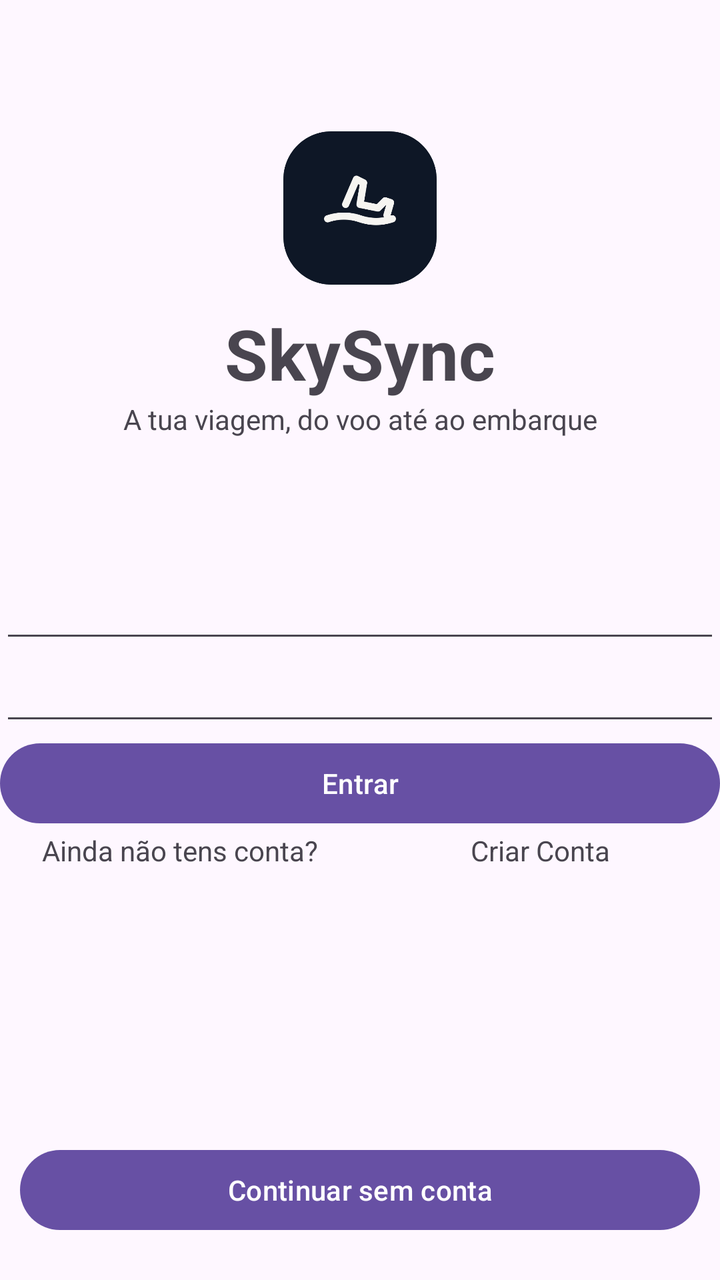
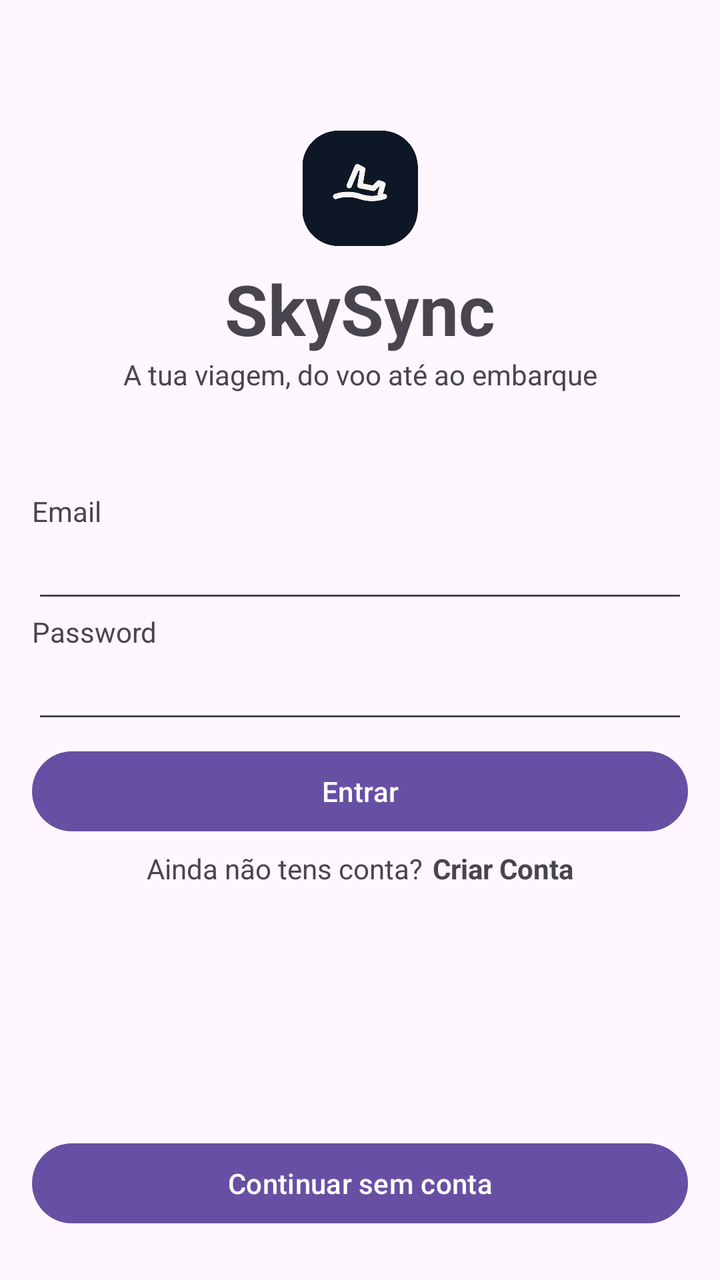

An Android layout rendered at two revisions. The XML below is the earlier revision; the diff shows what the commit changed to produce the second picture.
<!-- AndroidManifest.xml: application theme Theme.SkySkync_Mobile -->
<!-- res/layout/activity_login.xml -->
<?xml version="1.0" encoding="utf-8"?>
<LinearLayout
    xmlns:android="http://schemas.android.com/apk/res/android"
    xmlns:app="http://schemas.android.com/apk/res-auto"
    xmlns:tools="http://schemas.android.com/tools"
    android:id="@+id/main"
    android:layout_width="match_parent"
    android:layout_height="match_parent"
    android:orientation="vertical"
    tools:context=".LoginActivity">

    <View
        android:layout_width="match_parent"
        android:layout_height="0dp"
        android:layout_weight="6" />

    <ImageView
        android:id="@+id/logoSkysync"
        android:layout_width="match_parent"
        android:layout_height="0dp"
        android:layout_weight="7"
        app:srcCompat="@drawable/logo_skysync" />

    <View
        android:layout_width="match_parent"
        android:layout_height="0dp"
        android:layout_weight="1" />

    <TextView
        android:id="@+id/tv_skysync"
        android:layout_width="match_parent"
        android:layout_height="wrap_content"
        android:textSize="35sp"
        android:textAlignment="center"
        android:textStyle="bold"
        android:text="@string/tv_SkySync" />

    <TextView
        android:id="@+id/tv_boasVindas"
        android:layout_width="match_parent"
        android:layout_height="wrap_content"
        android:textAlignment="center"
        android:textSize="14sp"
        android:text="@string/tv_boasVindas" />

    <View
        android:layout_width="match_parent"
        android:layout_height="0dp"
        android:layout_weight="6" />

    <EditText
        android:id="@+id/et_email"
        android:layout_width="match_parent"
        android:layout_height="wrap_content"
        android:ems="10"
        android:inputType="textEmailAddress" />

    <EditText
        android:id="@+id/et_password"
        android:layout_width="match_parent"
        android:layout_height="wrap_content"
        android:ems="10"
        android:inputType="textPassword" />

    <Button
        android:id="@+id/btn_entrar"
        android:layout_width="match_parent"
        android:layout_height="wrap_content"
        android:text="@string/btn_Entrar" />

    <LinearLayout
        android:layout_width="match_parent"
        android:layout_height="wrap_content"
        android:orientation="horizontal" >

    <TextView
        android:id="@+id/tv_semConta"
        android:layout_width="0dp"
        android:layout_height="wrap_content"
        android:textAlignment="center"
        android:layout_weight="5"
        android:text="@string/tv_semConta" />

    <TextView
        android:id="@+id/tv_link"
        android:layout_width="0dp"
        android:layout_height="wrap_content"
        android:layout_weight="5"
        android:textAlignment="center"

        android:text="@string/tv_link" />

    </LinearLayout>

    <View
        android:layout_width="match_parent"
        android:layout_height="0dp"
        android:layout_weight="10" />

    <Button
        android:id="@+id/btn_entrarSemConta"
        android:layout_width="match_parent"
        android:layout_height="wrap_content"
        android:layout_margin="10"
        android:text="@string/btn_entrarSemConta" />
    <View
        android:layout_width="match_parent"
        android:layout_height="0dp"
        android:layout_weight="1" />
</LinearLayout>
<!-- resources referenced by this layout -->
<resources>
  <!-- drawable logo_skysync: png bitmap (drawable, 15025 bytes) -->
  <string name="btn_Entrar">Entrar</string>
  <string name="btn_entrarSemConta">Continuar sem conta</string>
  <string name="tv_SkySync">SkySync</string>
  <string name="tv_boasVindas">A tua viagem, do voo até ao embarque</string>
  <string name="tv_link">Criar Conta\n</string>
  <string name="tv_semConta">Ainda não tens conta?</string>
  <style name="Theme.SkySkync_Mobile" parent="Base.Theme.SkySkync_Mobile" />
  <style name="Base.Theme.SkySkync_Mobile" parent="Theme.Material3.DayNight.NoActionBar">
          
          
      </style>
</resources>

<!-- the commit's change to res/layout/activity_login.xml (unified diff, before → after) -->
@@ -7,6 +7,7 @@
     android:layout_width="match_parent"
     android:layout_height="match_parent"
     android:orientation="vertical"
+    android:padding="16sp"
     tools:context=".LoginActivity">
 
     <View
@@ -48,12 +49,24 @@
         android:layout_height="0dp"
         android:layout_weight="6" />
 
+    <TextView
+        android:id="@+id/tv_email"
+        android:layout_width="match_parent"
+        android:layout_height="wrap_content"
+        android:text="@string/tv_email" />
+
     <EditText
         android:id="@+id/et_email"
         android:layout_width="match_parent"
         android:layout_height="wrap_content"
         android:ems="10"
         android:inputType="textEmailAddress" />
+
+    <TextView
+        android:id="@+id/tv_password"
+        android:layout_width="match_parent"
+        android:layout_height="wrap_content"
+        android:text="@string/tv_password" />
 
     <EditText
         android:id="@+id/et_password"
@@ -66,42 +79,43 @@
         android:id="@+id/btn_entrar"
         android:layout_width="match_parent"
         android:layout_height="wrap_content"
+        android:layout_marginTop="5dp"
         android:text="@string/btn_Entrar" />
 
     <LinearLayout
         android:layout_width="match_parent"
         android:layout_height="wrap_content"
-        android:orientation="horizontal" >
+        android:orientation="horizontal"
+        android:layout_marginTop="5dp"
+        android:gravity="center">
+
 
     <TextView
         android:id="@+id/tv_semConta"
-        android:layout_width="0dp"
+        android:layout_width="wrap_content"
         android:layout_height="wrap_content"
-        android:textAlignment="center"
-        android:layout_weight="5"
         android:text="@string/tv_semConta" />
+
 
     <TextView
         android:id="@+id/tv_link"
-        android:layout_width="0dp"
+        android:layout_width="wrap_content"
         android:layout_height="wrap_content"
-        android:layout_weight="5"
-        android:textAlignment="center"
-
-        android:text="@string/tv_link" />
+        android:text="@string/tv_link"
+        android:textStyle="bold"
+        android:layout_marginStart="5dp"/>
 
     </LinearLayout>
 
     <View
         android:layout_width="match_parent"
         android:layout_height="0dp"
-        android:layout_weight="10" />
+        android:layout_weight="15" />
 
     <Button
         android:id="@+id/btn_entrarSemConta"
         android:layout_width="match_parent"
         android:layout_height="wrap_content"
-        android:layout_margin="10"
         android:text="@string/btn_entrarSemConta" />
     <View
         android:layout_width="match_parent"
<!-- resource entries referenced after the edit -->
@@ -5,7 +5,9 @@
   <string name="btn_entrarSemConta">Continuar sem conta</string>
   <string name="tv_SkySync">SkySync</string>
   <string name="tv_boasVindas">A tua viagem, do voo até ao embarque</string>
-  <string name="tv_link">Criar Conta\n</string>
+  <string name="tv_email">Email</string>
+  <string name="tv_link">Criar Conta</string>
+  <string name="tv_password">Password</string>
   <string name="tv_semConta">Ainda não tens conta?</string>
   <style name="Theme.SkySkync_Mobile" parent="Base.Theme.SkySkync_Mobile" />
   <style name="Base.Theme.SkySkync_Mobile" parent="Theme.Material3.DayNight.NoActionBar">
